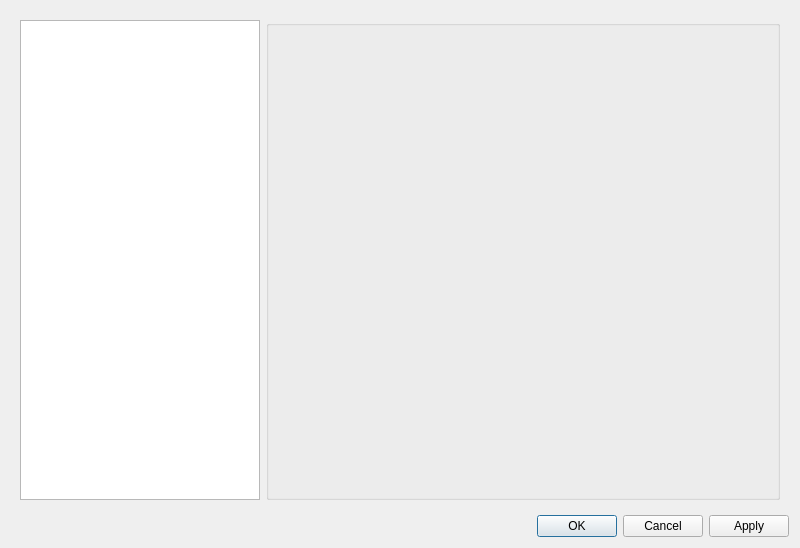
PROPHESSOR/DDCLauncher, file src/core/gui/configuration/configurationdialog.ui: the form before one commit.
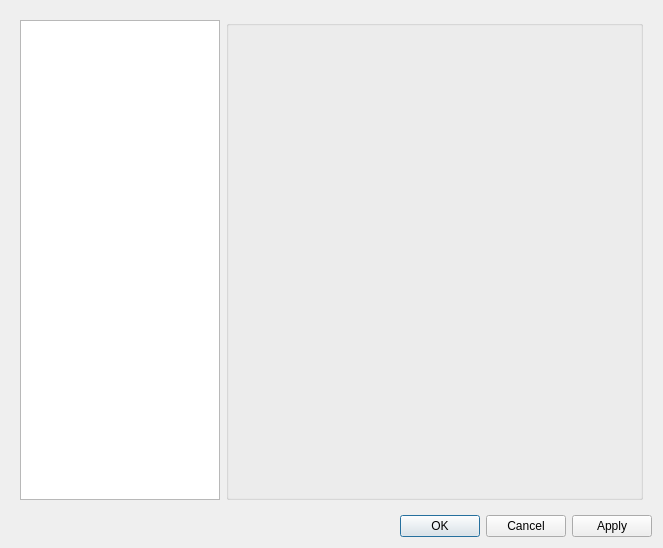
The form after the commit.

Patch:
```diff
--- a/src/core/gui/configuration/configurationdialog.ui
+++ b/src/core/gui/configuration/configurationdialog.ui
@@ -6,7 +6,7 @@
    <rect>
     <x>0</x>
     <y>0</y>
-    <width>800</width>
+    <width>663</width>
     <height>548</height>
    </rect>
   </property>
@@ -30,22 +30,13 @@
         </property>
         <property name="maximumSize">
          <size>
-          <width>240</width>
+          <width>200</width>
           <height>16777215</height>
          </size>
         </property>
         <property name="editTriggers">
          <set>QAbstractItemView::NoEditTriggers</set>
         </property>
-        <attribute name="headerVisible">
-         <bool>false</bool>
-        </attribute>
-        <attribute name="headerDefaultSectionSize">
-         <number>20</number>
-        </attribute>
-        <attribute name="headerStretchLastSection">
-         <bool>false</bool>
-        </attribute>
        </widget>
       </item>
       <item>
```
